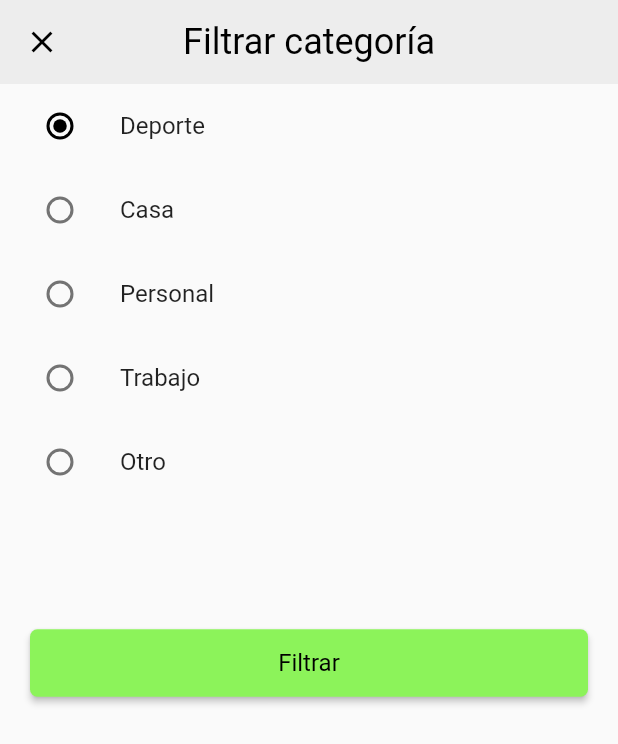
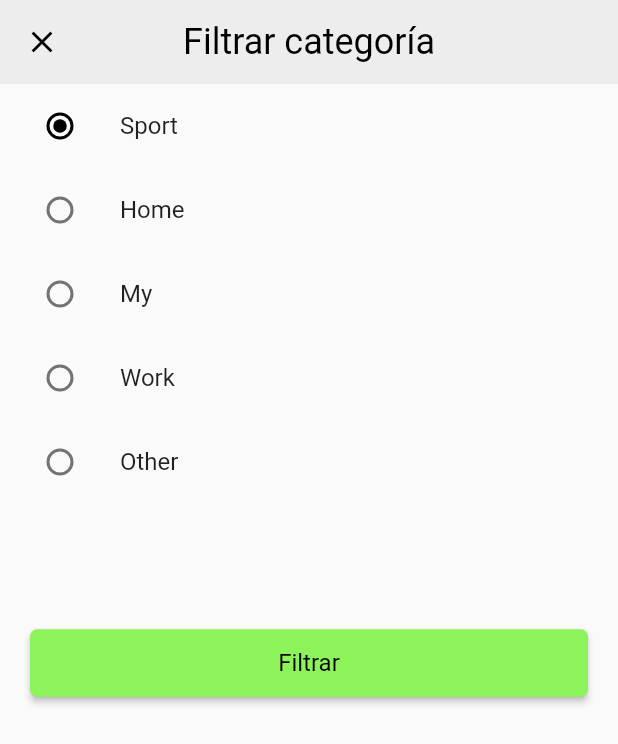
Before and after one commit to aeam88/take-a-note, a Flutter app: the screen it shows after launch, after a tap on the "filter list" icon, on a phone screen of 412 x 824 dp. Shown: the top 744 px of the screen. Run offline on Flutter 3.47's test engine with Material 2 defaults, Android fonts, the phone set to English and light mode, and no system bars; our stand-ins replace google_fonts, rive, sqflite; missing offline and left inert: enum_to_string; accounts and stored records are empty.

Commit message:
SplashScreen y detalles

```diff
--- a/lib/main.dart
+++ b/lib/main.dart
@@ -1,7 +1,8 @@
 import 'package:flutter/material.dart';
 import 'package:google_fonts/google_fonts.dart';
 
-import 'package:take_a_note/screens/note_list_screen.dart';
+// import 'package:take_a_note/screens/note_list_screen.dart';
+import 'package:take_a_note/screens/splash_screen.dart';
 
 void main() {
   runApp(MyApp());
@@ -21,7 +22,7 @@ class MyApp extends StatelessWidget {
           bodyText2: GoogleFonts.openSans(),
         ),
       ),
-      home: NoteListScreen(),
+      home: SplashScreen(),
     );
   }
 }
--- a/lib/screens/filter_note_sceen.dart
+++ b/lib/screens/filter_note_sceen.dart
@@ -35,7 +35,7 @@ class _FilterNoteScreenState extends State<FilterNoteScreen> {
         body: Column(
           children: [
             ListTile(
-              title: Text('Deporte'),
+              title: Text('Sport'),
               leading: Radio(
                 activeColor: Colors.black,
                 value: Categoria.sport,
@@ -48,7 +48,7 @@ class _FilterNoteScreenState extends State<FilterNoteScreen> {
               ),
             ),
             ListTile(
-              title: Text('Casa'),
+              title: Text('Home'),
               leading: Radio(
                 activeColor: Colors.black,
                 value: Categoria.home,
@@ -61,7 +61,7 @@ class _FilterNoteScreenState extends State<FilterNoteScreen> {
               ),
             ),
             ListTile(
-              title: Text('Personal'),
+              title: Text('My'),
               leading: Radio(
                 activeColor: Colors.black,
                 value: Categoria.my,
@@ -74,7 +74,7 @@ class _FilterNoteScreenState extends State<FilterNoteScreen> {
               ),
             ),
             ListTile(
-              title: Text('Trabajo'),
+              title: Text('Work'),
               leading: Radio(
                 activeColor: Colors.black,
                 value: Categoria.work,
@@ -87,7 +87,7 @@ class _FilterNoteScreenState extends State<FilterNoteScreen> {
               ),
             ),
             ListTile(
-              title: Text('Otro'),
+              title: Text('Other'),
               leading: Radio(
                 activeColor: Colors.black,
                 value: Categoria.other,
--- a/lib/screens/note_list_screen.dart
+++ b/lib/screens/note_list_screen.dart
@@ -69,8 +69,8 @@ class _NoteListScreenState extends State<NoteListScreen> {
       body: RefreshIndicator(
         onRefresh: _getNotes,
         color: Colors.black,
-        child: ListView.separated(
-          // physics: BouncingScrollPhysics(),
+        child: _notes.length > 0
+            ? ListView.separated(
                 padding: const EdgeInsets.fromLTRB(20.0, 10.0, 20.0, 20.0),
                 itemCount: _notes.length,
                 itemBuilder: (BuildContext context, int index) {
@@ -85,6 +85,13 @@ class _NoteListScreenState extends State<NoteListScreen> {
                     height: 10.0,
                   );
                 },
+              )
+            : Center(
+                child: Text(
+                  'Aún no tienes notas.',
+                  style: TextStyle(
+                      color: Colors.black, fontWeight: FontWeight.bold),
+                ),
               ),
       ),
       floatingActionButton: FloatingActionButton(
--- /dev/null
+++ b/lib/screens/splash_screen.dart
@@ -0,0 +1,35 @@
+import 'dart:async';
+import 'package:flutter/material.dart';
+import 'package:rive/rive.dart';
+
+import 'package:take_a_note/screens/note_list_screen.dart';
+
+class SplashScreen extends StatefulWidget {
+  @override
+  _SplashScreenState createState() => _SplashScreenState();
+}
+
+class _SplashScreenState extends State<SplashScreen> {
+  @override
+  void initState() {
+    super.initState();
+
+    Timer(Duration(seconds: 3), () {
+      Navigator.pushReplacement(
+        context,
+        MaterialPageRoute(builder: (_) => NoteListScreen()),
+      );
+    });
+  }
+
+  @override
+  Widget build(BuildContext context) {
+    return Scaffold(
+        backgroundColor: Color(0xFFEDEDED),
+        body: Container(
+          child: RiveAnimation.asset(
+            'assets/rive/take_a_note.riv',
+          ),
+        ));
+  }
+}
--- a/pubspec.yaml
+++ b/pubspec.yaml
@@ -30,6 +30,8 @@ dependencies:
   sqflite: ^2.0.0+3
   google_fonts: ^2.1.0
 
+  rive: ^0.7.22
+
 dev_dependencies:
   flutter_test:
     sdk: flutter
@@ -46,8 +48,8 @@ flutter:
   uses-material-design: true
 
   # To add assets to your application, add an assets section, like this:
-  # assets:
-  #   - images/a_dot_burr.jpeg
+  assets:
+    - assets/rive/
   #   - images/a_dot_ham.jpeg
 
   # An image asset can refer to one or more resolution-specific "variants", see
```
Also changed, not shown: pubspec.lock, 15 other files. Lines whose indentation alone changed are shown as unchanged.
